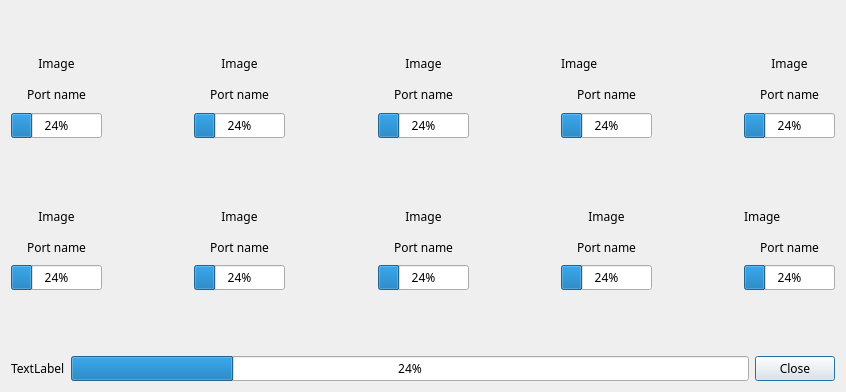
Old version of the form modi_firmware_updater/assets/update_list.ui in the repository LUXROBO/modi-firmware-updater.
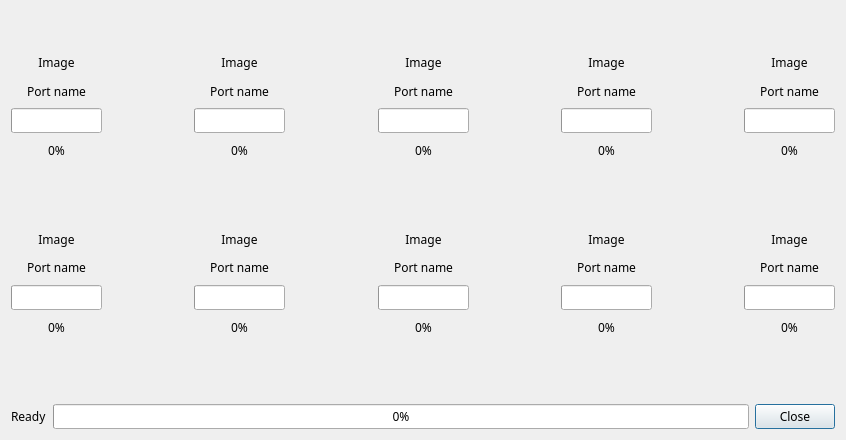
New version of the form.

Commit message: fix progress bar align

What changed in the file:
```diff
--- a/modi_firmware_updater/assets/update_list.ui
+++ b/modi_firmware_updater/assets/update_list.ui
@@ -7,7 +7,7 @@
     <x>0</x>
     <y>0</y>
     <width>846</width>
-    <height>392</height>
+    <height>440</height>
    </rect>
   </property>
   <property name="sizePolicy">
@@ -86,7 +86,10 @@
        <item>
         <widget class="QProgressBar" name="progress_bar_1">
          <property name="value">
-          <number>24</number>
+          <number>0</number>
+         </property>
+         <property name="textVisible">
+          <bool>false</bool>
          </property>
          <property name="orientation">
           <enum>Qt::Horizontal</enum>
@@ -96,6 +99,16 @@
          </property>
         </widget>
        </item>
+       <item>
+        <widget class="QLabel" name="progress_value_1">
+         <property name="text">
+          <string>0%</string>
+         </property>
+         <property name="alignment">
+          <set>Qt::AlignCenter</set>
+         </property>
+        </widget>
+       </item>
       </layout>
      </item>
      <item>
@@ -139,7 +152,20 @@
        <item>
         <widget class="QProgressBar" name="progress_bar_2">
          <property name="value">
-          <number>24</number>
+          <number>0</number>
+         </property>
+         <property name="textVisible">
+          <bool>false</bool>
+         </property>
+        </widget>
+       </item>
+       <item>
+        <widget class="QLabel" name="progress_value_2">
+         <property name="text">
+          <string>0%</string>
+         </property>
+         <property name="alignment">
+          <set>Qt::AlignCenter</set>
          </property>
         </widget>
        </item>
@@ -186,7 +212,20 @@
        <item>
         <widget class="QProgressBar" name="progress_bar_3">
          <property name="value">
-          <number>24</number>
+          <number>0</number>
+         </property>
+         <property name="textVisible">
+          <bool>false</bool>
+         </property>
+        </widget>
+       </item>
+       <item>
+        <widget class="QLabel" name="progress_value_3">
+         <property name="text">
+          <string>0%</string>
+         </property>
+         <property name="alignment">
+          <set>Qt::AlignCenter</set>
          </property>
         </widget>
        </item>
@@ -215,6 +254,9 @@
          <property name="text">
           <string>Image</string>
          </property>
+         <property name="alignment">
+          <set>Qt::AlignCenter</set>
+         </property>
         </widget>
        </item>
        <item>
@@ -230,7 +272,20 @@
        <item>
         <widget class="QProgressBar" name="progress_bar_4">
          <property name="value">
-          <number>24</number>
+          <number>0</number>
+         </property>
+         <property name="textVisible">
+          <bool>false</bool>
+         </property>
+        </widget>
+       </item>
+       <item>
+        <widget class="QLabel" name="progress_value_4">
+         <property name="text">
+          <string>0%</string>
+         </property>
+         <property name="alignment">
+          <set>Qt::AlignCenter</set>
          </property>
         </widget>
        </item>
@@ -277,7 +332,20 @@
        <item>
         <widget class="QProgressBar" name="progress_bar_5">
          <property name="value">
-          <number>24</number>
+          <number>0</number>
+         </property>
+         <property name="textVisible">
+          <bool>false</bool>
+         </property>
+        </widget>
+       </item>
+       <item>
+        <widget class="QLabel" name="progress_value_5">
+         <property name="text">
+          <string>0%</string>
+         </property>
+         <property name="alignment">
+          <set>Qt::AlignCenter</set>
          </property>
         </widget>
        </item>
@@ -328,7 +396,20 @@
        <item>
         <widget class="QProgressBar" name="progress_bar_6">
          <property name="value">
-          <number>24</number>
+          <number>0</number>
+         </property>
+         <property name="textVisible">
+          <bool>false</bool>
+         </property>
+        </widget>
+       </item>
+       <item>
+        <widget class="QLabel" name="progress_value_6">
+         <property name="text">
+          <string>0%</string>
+         </property>
+         <property name="alignment">
+          <set>Qt::AlignCenter</set>
          </property>
         </widget>
        </item>
@@ -375,7 +456,20 @@
        <item>
         <widget class="QProgressBar" name="progress_bar_7">
          <property name="value">
-          <number>24</number>
+          <number>0</number>
+         </property>
+         <property name="textVisible">
+          <bool>false</bool>
+         </property>
+        </widget>
+       </item>
+       <item>
+        <widget class="QLabel" name="progress_value_7">
+         <property name="text">
+          <string>0%</string>
+         </property>
+         <property name="alignment">
+          <set>Qt::AlignCenter</set>
          </property>
         </widget>
        </item>
@@ -422,7 +516,20 @@
        <item>
         <widget class="QProgressBar" name="progress_bar_8">
          <property name="value">
-          <number>24</number>
+          <number>0</number>
+         </property>
+         <property name="textVisible">
+          <bool>false</bool>
+         </property>
+        </widget>
+       </item>
+       <item>
+        <widget class="QLabel" name="progress_value_8">
+         <property name="text">
+          <string>0%</string>
+         </property>
+         <property name="alignment">
+          <set>Qt::AlignCenter</set>
          </property>
         </widget>
        </item>
@@ -469,7 +576,20 @@
        <item>
         <widget class="QProgressBar" name="progress_bar_9">
          <property name="value">
-          <number>24</number>
+          <number>0</number>
+         </property>
+         <property name="textVisible">
+          <bool>false</bool>
+         </property>
+        </widget>
+       </item>
+       <item>
+        <widget class="QLabel" name="progress_value_9">
+         <property name="text">
+          <string>0%</string>
+         </property>
+         <property name="alignment">
+          <set>Qt::AlignCenter</set>
          </property>
         </widget>
        </item>
@@ -498,6 +618,9 @@
          <property name="text">
           <string>Image</string>
          </property>
+         <property name="alignment">
+          <set>Qt::AlignCenter</set>
+         </property>
         </widget>
        </item>
        <item>
@@ -513,7 +636,20 @@
        <item>
         <widget class="QProgressBar" name="progress_bar_10">
          <property name="value">
-          <number>24</number>
+          <number>0</number>
+         </property>
+         <property name="textVisible">
+          <bool>false</bool>
+         </property>
+        </widget>
+       </item>
+       <item>
+        <widget class="QLabel" name="progress_value_10">
+         <property name="text">
+          <string>0%</string>
+         </property>
+         <property name="alignment">
+          <set>Qt::AlignCenter</set>
          </property>
         </widget>
        </item>
@@ -542,14 +678,14 @@
      <item>
       <widget class="QLabel" name="total_status">
        <property name="text">
-        <string>TextLabel</string>
+        <string>Ready</string>
        </property>
       </widget>
      </item>
      <item>
       <widget class="QProgressBar" name="progress_bar_total">
        <property name="value">
-        <number>24</number>
+        <number>0</number>
        </property>
       </widget>
      </item>
```
The commit also changes 2 other files.
